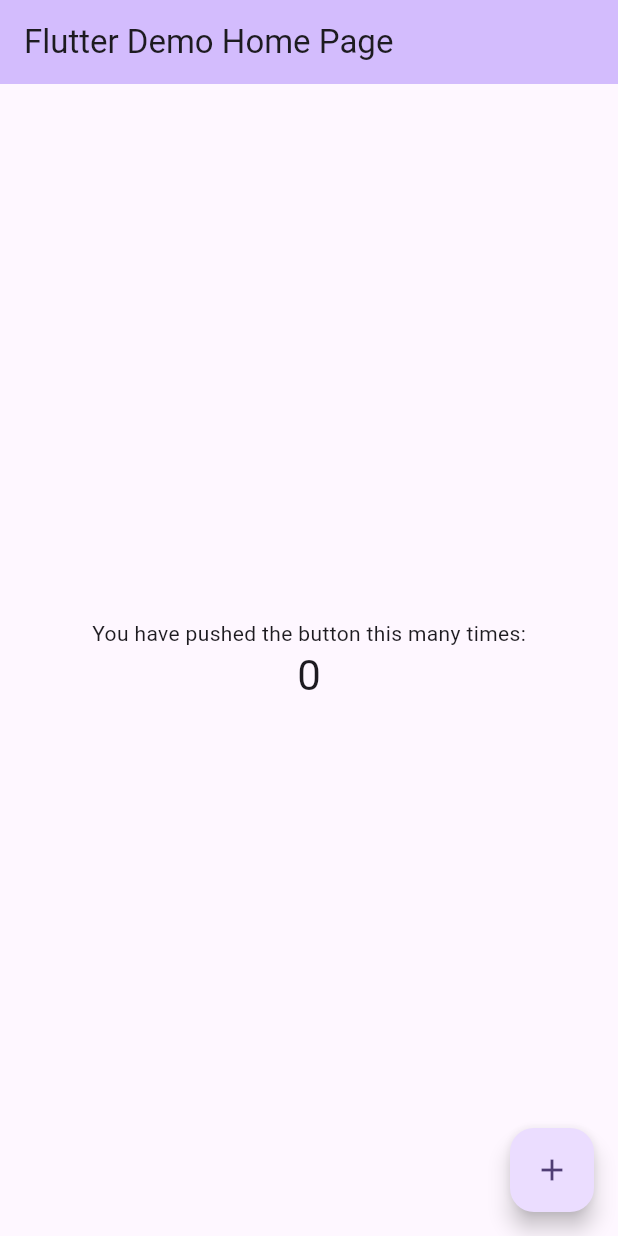
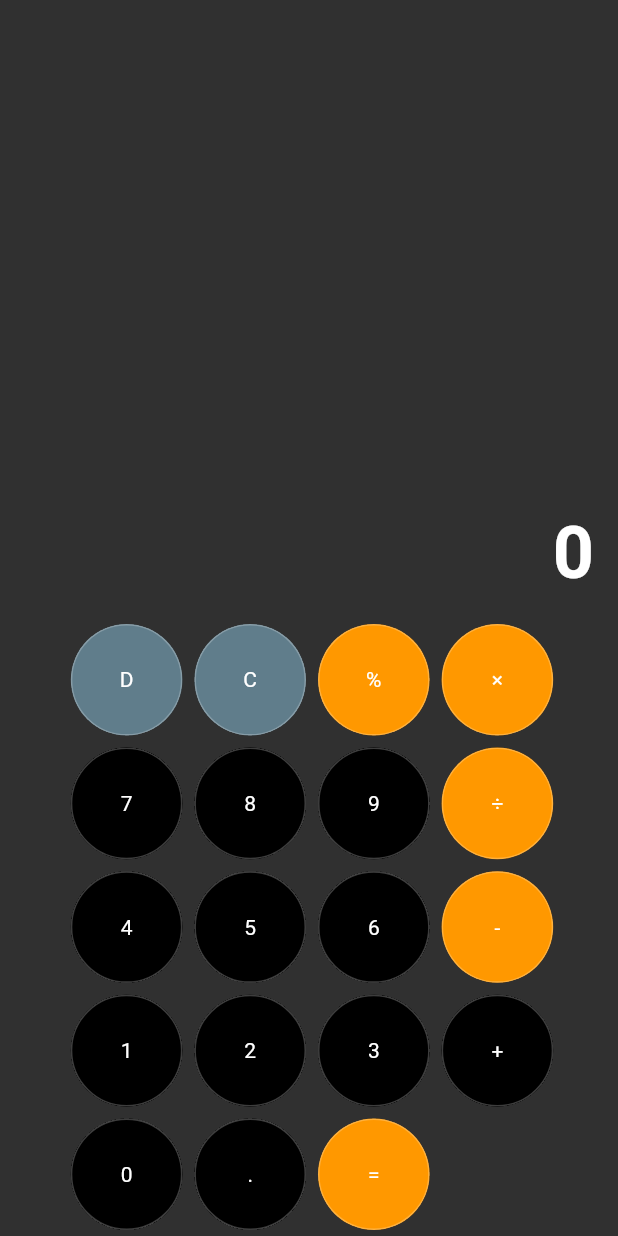
Before and after one commit to HanyMedhat10/Calculator-App, a Flutter app: the screen it shows after launch, on a phone screen of 412 x 824 dp. Run offline on Flutter 3.47's test engine with Material 2 defaults, Android fonts, the phone set to English and light mode, and no system bars.

Commit message:
create output and buttons

```diff
--- /dev/null
+++ b/lib/button_values.dart
@@ -0,0 +1,44 @@
+class Btn {
+  static const String del = "D";
+  static const String clr = "C";
+  static const String per = "%";
+  static const String multiply = "×";
+  static const String divide = "÷";
+  static const String add = "+";
+  static const String subtract = "-";
+  static const String calculate = "=";
+  static const String dot = ".";
+
+  static const String n0 = "0";
+  static const String n1 = "1";
+  static const String n2 = "2";
+  static const String n3 = "3";
+  static const String n4 = "4";
+  static const String n5 = "5";
+  static const String n6 = "6";
+  static const String n7 = "7";
+  static const String n8 = "8";
+  static const String n9 = "9";
+
+  static const List<String> buttonValues = [
+    del,
+    clr,
+    per,
+    multiply,
+    n7,
+    n8,
+    n9,
+    divide,
+    n4,
+    n5,
+    n6,
+    subtract,
+    n1,
+    n2,
+    n3,
+    add,
+    n0,
+    dot,
+    calculate,
+  ];
+}
--- a/lib/main.dart
+++ b/lib/main.dart
@@ -1,125 +1,20 @@
+import 'package:calculator_app/views/calculator_view.dart';
 import 'package:flutter/material.dart';
 
 void main() {
-  runApp(const MyApp());
+  runApp(const CalculatorApp());
 }
 
-class MyApp extends StatelessWidget {
-  const MyApp({super.key});
+class CalculatorApp extends StatelessWidget {
+  const CalculatorApp({super.key});
 
-  // This widget is the root of your application.
   @override
   Widget build(BuildContext context) {
     return MaterialApp(
-      title: 'Flutter Demo',
-      theme: ThemeData(
-        // This is the theme of your application.
-        //
-        // TRY THIS: Try running your application with "flutter run". You'll see
-        // the application has a blue toolbar. Then, without quitting the app,
-        // try changing the seedColor in the colorScheme below to Colors.green
-        // and then invoke "hot reload" (save your changes or press the "hot
-        // reload" button in a Flutter-supported IDE, or press "r" if you used
-        // the command line to start the app).
-        //
-        // Notice that the counter didn't reset back to zero; the application
-        // state is not lost during the reload. To reset the state, use hot
-        // restart instead.
-        //
-        // This works for code too, not just values: Most code changes can be
-        // tested with just a hot reload.
-        colorScheme: ColorScheme.fromSeed(seedColor: Colors.deepPurple),
-        useMaterial3: true,
-      ),
-      home: const MyHomePage(title: 'Flutter Demo Home Page'),
+      title: 'Calculator',
+      theme: ThemeData.dark(),
+      debugShowCheckedModeBanner: false,
+      home: const CalculatorView(),
     );
   }
 }
-
-class MyHomePage extends StatefulWidget {
-  const MyHomePage({super.key, required this.title});
-
-  // This widget is the home page of your application. It is stateful, meaning
-  // that it has a State object (defined below) that contains fields that affect
-  // how it looks.
-
-  // This class is the configuration for the state. It holds the values (in this
-  // case the title) provided by the parent (in this case the App widget) and
-  // used by the build method of the State. Fields in a Widget subclass are
-  // always marked "final".
-
-  final String title;
-
-  @override
-  State<MyHomePage> createState() => _MyHomePageState();
-}
-
-class _MyHomePageState extends State<MyHomePage> {
-  int _counter = 0;
-
-  void _incrementCounter() {
-    setState(() {
-      // This call to setState tells the Flutter framework that something has
-      // changed in this State, which causes it to rerun the build method below
-      // so that the display can reflect the updated values. If we changed
-      // _counter without calling setState(), then the build method would not be
-      // called again, and so nothing would appear to happen.
-      _counter++;
-    });
-  }
-
-  @override
-  Widget build(BuildContext context) {
-    // This method is rerun every time setState is called, for instance as done
-    // by the _incrementCounter method above.
-    //
-    // The Flutter framework has been optimized to make rerunning build methods
-    // fast, so that you can just rebuild anything that needs updating rather
-    // than having to individually change instances of widgets.
-    return Scaffold(
-      appBar: AppBar(
-        // TRY THIS: Try changing the color here to a specific color (to
-        // Colors.amber, perhaps?) and trigger a hot reload to see the AppBar
-        // change color while the other colors stay the same.
-        backgroundColor: Theme.of(context).colorScheme.inversePrimary,
-        // Here we take the value from the MyHomePage object that was created by
-        // the App.build method, and use it to set our appbar title.
-        title: Text(widget.title),
-      ),
-      body: Center(
-        // Center is a layout widget. It takes a single child and positions it
-        // in the middle of the parent.
-        child: Column(
-          // Column is also a layout widget. It takes a list of children and
-          // arranges them vertically. By default, it sizes itself to fit its
-          // children horizontally, and tries to be as tall as its parent.
-          //
-          // Column has various properties to control how it sizes itself and
-          // how it positions its children. Here we use mainAxisAlignment to
-          // center the children vertically; the main axis here is the vertical
-          // axis because Columns are vertical (the cross axis would be
-          // horizontal).
-          //
-          // TRY THIS: Invoke "debug painting" (choose the "Toggle Debug Paint"
-          // action in the IDE, or press "p" in the console), to see the
-          // wireframe for each widget.
-          mainAxisAlignment: MainAxisAlignment.center,
-          children: <Widget>[
-            const Text(
-              'You have pushed the button this many times:',
-            ),
-            Text(
-              '$_counter',
-              style: Theme.of(context).textTheme.headlineMedium,
-            ),
-          ],
-        ),
-      ),
-      floatingActionButton: FloatingActionButton(
-        onPressed: _incrementCounter,
-        tooltip: 'Increment',
-        child: const Icon(Icons.add),
-      ), // This trailing comma makes auto-formatting nicer for build methods.
-    );
-  }
-}
--- /dev/null
+++ b/lib/views/calculator_view.dart
@@ -0,0 +1,62 @@
+import 'package:calculator_app/button_values.dart';
+import 'package:flutter/material.dart';
+
+import '../widget/build_button.dart';
+
+class CalculatorView extends StatefulWidget {
+  const CalculatorView({Key? key}) : super(key: key);
+  @override
+  State<CalculatorView> createState() => _CalculatorViewState();
+}
+
+class _CalculatorViewState extends State<CalculatorView> {
+  @override
+  Widget build(BuildContext context) {
+    final Size screenSize = MediaQuery.of(context).size;
+
+    return Scaffold(
+      body: SafeArea(
+        bottom: false,
+        child: Column(
+          children: [
+            // output
+            Expanded(
+              child: SingleChildScrollView(
+                reverse: true,
+                child: Container(
+                  alignment: Alignment.bottomRight,
+                  padding: const EdgeInsets.all(16),
+                  child: const Text(
+                    '0',
+                    style: TextStyle(
+                      fontSize: 48,
+                      fontWeight: FontWeight.bold,
+                    ),
+                    textAlign: TextAlign.end,
+                  ),
+                ),
+              ),
+            ),
+            //buttons
+            Padding(
+              padding: const EdgeInsets.only(
+                left: 4.0,
+              ),
+              child: Wrap(
+                children: Btn.buttonValues
+                    .map(
+                      (value) => SizedBox(
+                        width: screenSize.width / 5,
+                        height: screenSize.width / 5,
+                        child: buildButton(value),
+                      ),
+                    )
+                    .toList(),
+              ),
+            ),
+          ],
+        ),
+      ),
+    );
+  }
+}
--- /dev/null
+++ b/lib/widget/build_button.dart
@@ -0,0 +1,33 @@
+  import 'package:flutter/material.dart';
+
+import '../button_values.dart';
+
+Widget buildButton(String value) {
+    return Padding(
+      padding: const EdgeInsets.all(4.0),
+      child: Material(
+        color: [Btn.del, Btn.clr].contains(value)
+            ? Colors.blueGrey
+            : [
+                Btn.per,
+                Btn.multiply,
+                Btn.subtract,
+                Btn.divide,
+                Btn.calculate,
+              ].contains(value)? Colors.orange:Colors.black,
+        clipBehavior: Clip.hardEdge,
+        shape: OutlineInputBorder(
+          borderRadius: BorderRadius.circular(100),
+          borderSide: const BorderSide(
+            color: Colors.white24,
+          ),
+        ),
+        child: InkWell(
+          onTap: () {},
+          child: Center(
+            child: Text(value),
+          ),
+        ),
+      ),
+    );
+  }
```
